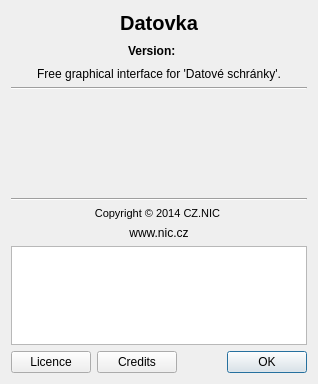
Above: src/gui/ui/dlg_about.ui from psakar/datovka before the change. Below: the same form after it.
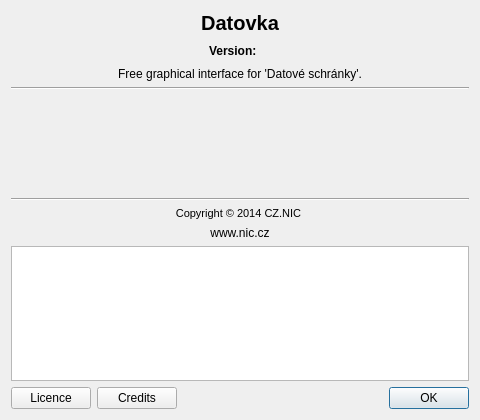
That is the form after the change.

Commit message: Fixed size of about dialog

The edit to the form file:
```diff
--- a/src/gui/ui/dlg_about.ui
+++ b/src/gui/ui/dlg_about.ui
@@ -6,10 +6,16 @@
    <rect>
     <x>0</x>
     <y>0</y>
-    <width>318</width>
-    <height>384</height>
+    <width>480</width>
+    <height>420</height>
    </rect>
   </property>
+  <property name="minimumSize">
+   <size>
+    <width>480</width>
+    <height>420</height>
+   </size>
+  </property>
   <property name="windowTitle">
    <string>About Datovka</string>
   </property>
```
